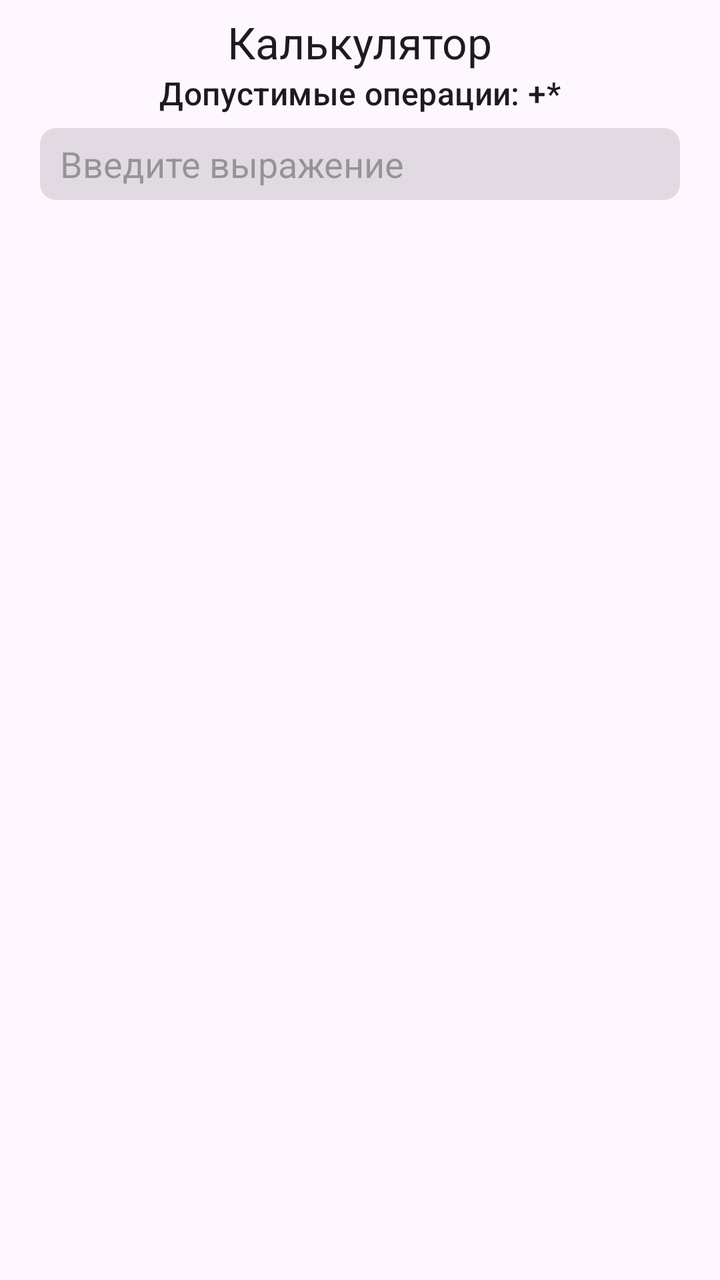
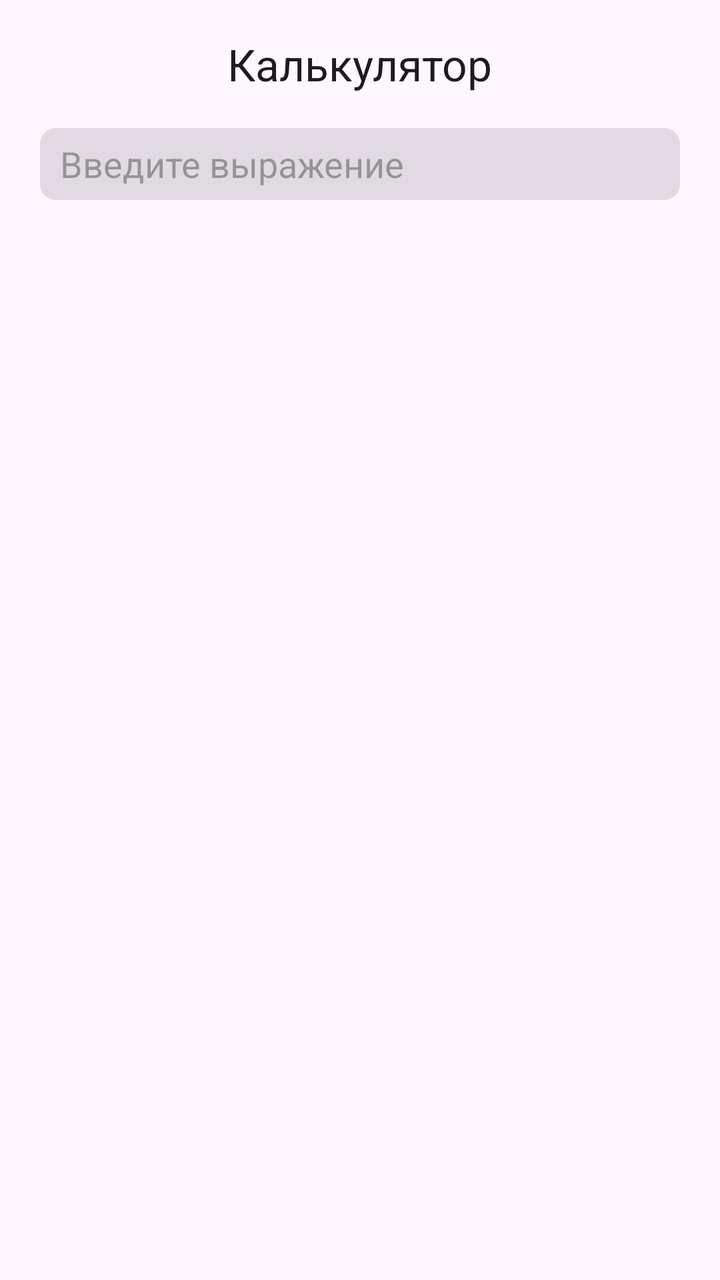

The first picture is an Android layout as it rendered before a commit; the second is the same layout after the commit. The layout source and the unified diff follow.
<!-- AndroidManifest.xml: activity theme Theme.Calculator -->
<!-- res/layout/activity_main.xml -->
<?xml version="1.0" encoding="utf-8"?>
<LinearLayout xmlns:android="http://schemas.android.com/apk/res/android"
    xmlns:app="http://schemas.android.com/apk/res-auto"
    xmlns:tools="http://schemas.android.com/tools"
    android:id="@+id/main"
    android:layout_width="match_parent"
    android:layout_height="match_parent"
    android:fitsSystemWindows="true"
    tools:context=".MainActivity"
    android:orientation="vertical">
    \
    <com.google.android.material.appbar.MaterialToolbar
        android:layout_width="match_parent"
        android:layout_height="wrap_content"
        app:title="Калькулятор"
        app:titleCentered="true"
        app:subtitle="Допустимые операции: +*"
        app:subtitleCentered="true"
        />

    <EditText
        android:id="@+id/expressionView"
        android:layout_width="match_parent"
        android:layout_height="wrap_content"
        android:minHeight="36dp"
        android:paddingHorizontal="10dp"
        android:layout_marginHorizontal="20dp"
        android:hint="Введите выражение"
        android:singleLine="true"
        android:imeOptions="actionDone|flagNoPersonalizedLearning"
        android:background="@drawable/expression_back"
        />
    <TextView
        android:id="@+id/answerView"
        android:layout_width="match_parent"
        android:layout_height="match_parent"
        android:textSize="30dp"
        android:gravity="center"/>

</LinearLayout>
<!-- resources referenced by this layout -->
<resources>
  <!-- drawable expression_back (drawable) -->
  <?xml version="1.0" encoding="utf-8"?>
  <shape xmlns:android="http://schemas.android.com/apk/res/android">
      <solid android:color="#2323"/>
      <corners android:radius="8dp"/>
  </shape>
  <style name="Theme.Calculator" parent="Base.Theme.Calculator" />
  <style name="Base.Theme.Calculator" parent="Theme.Material3.DayNight.NoActionBar">
          
          
      </style>
</resources>

<!-- the commit's change to res/layout/activity_main.xml (unified diff, before → after) -->
@@ -14,7 +14,6 @@
         android:layout_height="wrap_content"
         app:title="Калькулятор"
         app:titleCentered="true"
-        app:subtitle="Допустимые операции: +*"
         app:subtitleCentered="true"
         />
 
